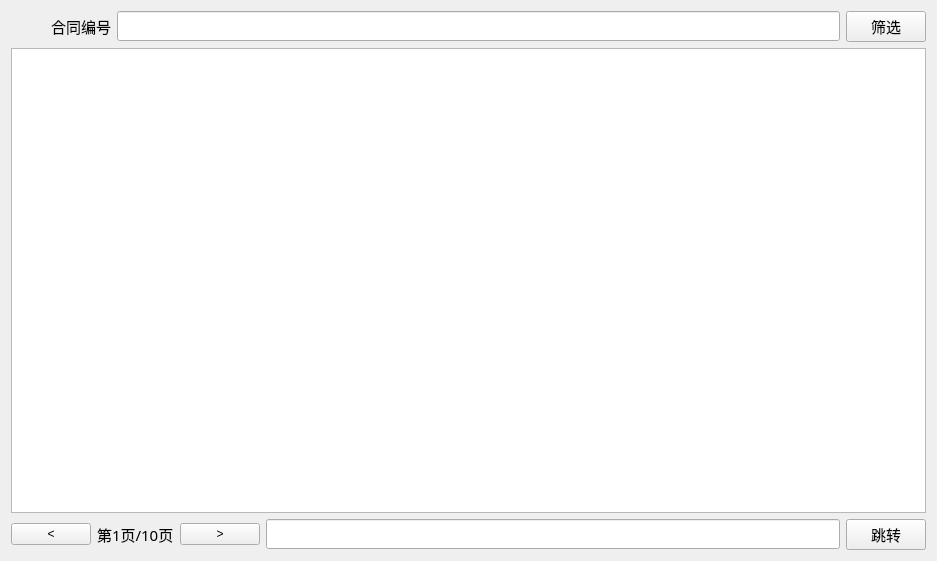
Before: the Qt Designer form FactoryContract/findfactorycontract.ui in xujunmingbest/TuYuErp, drawn with Qt 5.
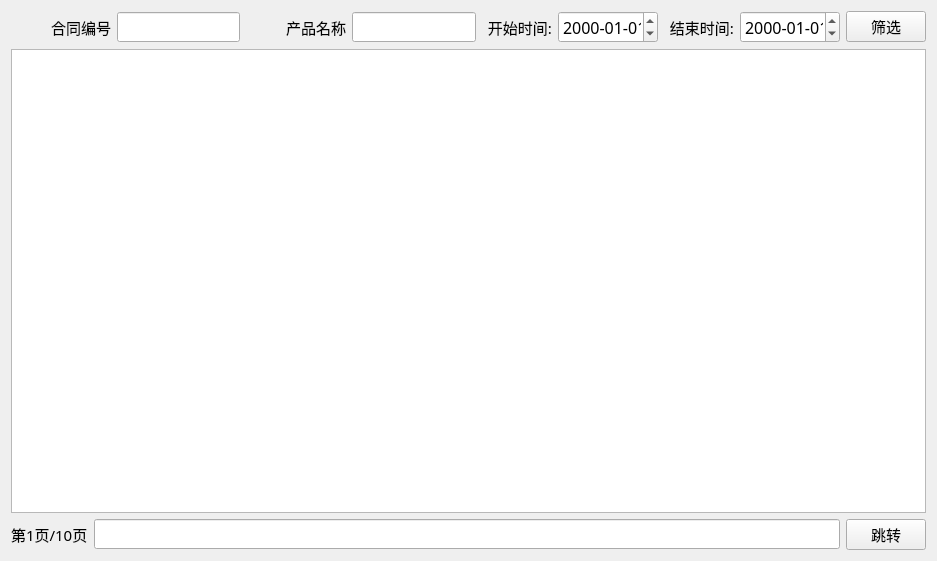
After: the same form once the commit is applied.

```diff
--- a/FactoryContract/findfactorycontract.ui
+++ b/FactoryContract/findfactorycontract.ui
@@ -56,6 +56,138 @@
          </property>
         </widget>
        </item>
+       <item>
+        <widget class="QLabel" name="label_2">
+         <property name="minimumSize">
+          <size>
+           <width>100</width>
+           <height>0</height>
+          </size>
+         </property>
+         <property name="maximumSize">
+          <size>
+           <width>50</width>
+           <height>16777215</height>
+          </size>
+         </property>
+         <property name="font">
+          <font>
+           <family>Agency FB</family>
+           <pointsize>11</pointsize>
+          </font>
+         </property>
+         <property name="text">
+          <string>产品名称</string>
+         </property>
+         <property name="alignment">
+          <set>Qt::AlignRight|Qt::AlignTrailing|Qt::AlignVCenter</set>
+         </property>
+        </widget>
+       </item>
+       <item>
+        <widget class="QLineEdit" name="lineEdit_name">
+         <property name="font">
+          <font>
+           <family>Agency FB</family>
+           <pointsize>11</pointsize>
+          </font>
+         </property>
+        </widget>
+       </item>
+       <item>
+        <widget class="QLabel" name="label_8">
+         <property name="minimumSize">
+          <size>
+           <width>70</width>
+           <height>0</height>
+          </size>
+         </property>
+         <property name="maximumSize">
+          <size>
+           <width>50</width>
+           <height>16777215</height>
+          </size>
+         </property>
+         <property name="font">
+          <font>
+           <family>Agency FB</family>
+           <pointsize>11</pointsize>
+          </font>
+         </property>
+         <property name="text">
+          <string>开始时间:</string>
+         </property>
+         <property name="alignment">
+          <set>Qt::AlignRight|Qt::AlignTrailing|Qt::AlignVCenter</set>
+         </property>
+        </widget>
+       </item>
+       <item>
+        <widget class="QDateEdit" name="dateEdit_begindate">
+         <property name="minimumSize">
+          <size>
+           <width>100</width>
+           <height>0</height>
+          </size>
+         </property>
+         <property name="font">
+          <font>
+           <family>Agency FB</family>
+           <pointsize>12</pointsize>
+          </font>
+         </property>
+         <property name="displayFormat">
+          <string>yyyy-MM-dd</string>
+         </property>
+        </widget>
+       </item>
+       <item>
+        <widget class="QLabel" name="label_9">
+         <property name="minimumSize">
+          <size>
+           <width>70</width>
+           <height>0</height>
+          </size>
+         </property>
+         <property name="maximumSize">
+          <size>
+           <width>50</width>
+           <height>16777215</height>
+          </size>
+         </property>
+         <property name="font">
+          <font>
+           <family>Agency FB</family>
+           <pointsize>11</pointsize>
+          </font>
+         </property>
+         <property name="text">
+          <string>结束时间:</string>
+         </property>
+         <property name="alignment">
+          <set>Qt::AlignRight|Qt::AlignTrailing|Qt::AlignVCenter</set>
+         </property>
+        </widget>
+       </item>
+       <item>
+        <widget class="QDateEdit" name="dateEdit_enddate">
+         <property name="minimumSize">
+          <size>
+           <width>100</width>
+           <height>0</height>
+          </size>
+         </property>
+         <property name="font">
+          <font>
+           <family>Agency FB</family>
+           <pointsize>12</pointsize>
+          </font>
+         </property>
+         <property name="displayFormat">
+          <string>yyyy-MM-dd</string>
+         </property>
+        </widget>
+       </item>
        <item>
         <widget class="QPushButton" name="pushButton">
          <property name="font">
@@ -82,13 +214,6 @@
      </item>
      <item>
       <layout class="QHBoxLayout" name="horizontalLayout_2">
-       <item>
-        <widget class="QPushButton" name="pushButton_2">
-         <property name="text">
-          <string>&lt;</string>
-         </property>
-        </widget>
-       </item>
        <item>
         <widget class="QLabel" name="label_page">
          <property name="font">
@@ -102,13 +227,6 @@
          </property>
         </widget>
        </item>
-       <item>
-        <widget class="QPushButton" name="pushButton_3">
-         <property name="text">
-          <string>&gt;</string>
-         </property>
-        </widget>
-       </item>
        <item>
         <widget class="QLineEdit" name="lineEdit_page">
          <property name="font">
```
Left out of the diff: 34 changed lines with no effect on the pictures.
